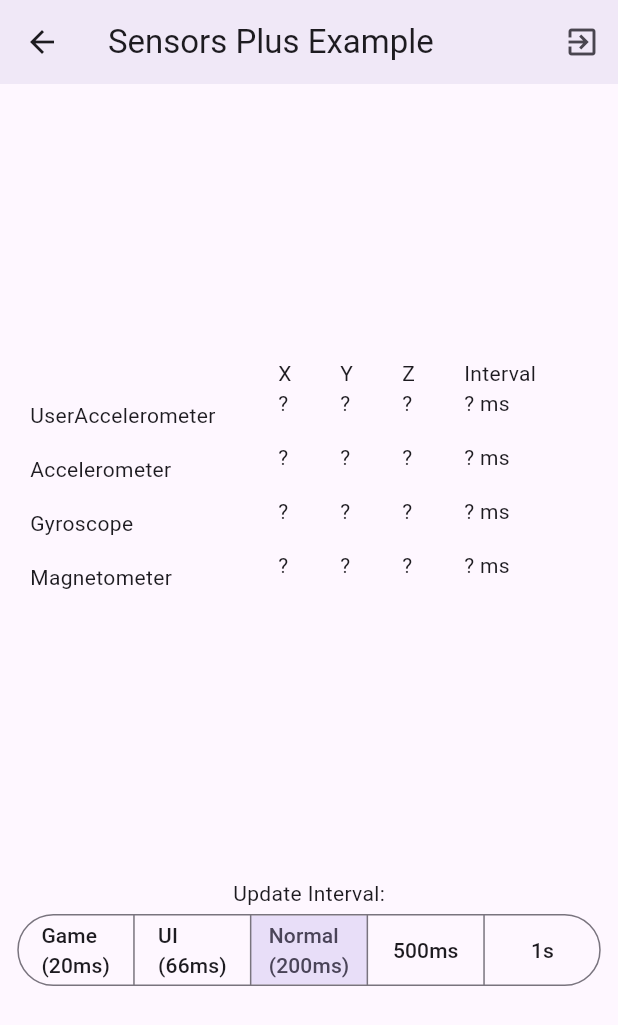
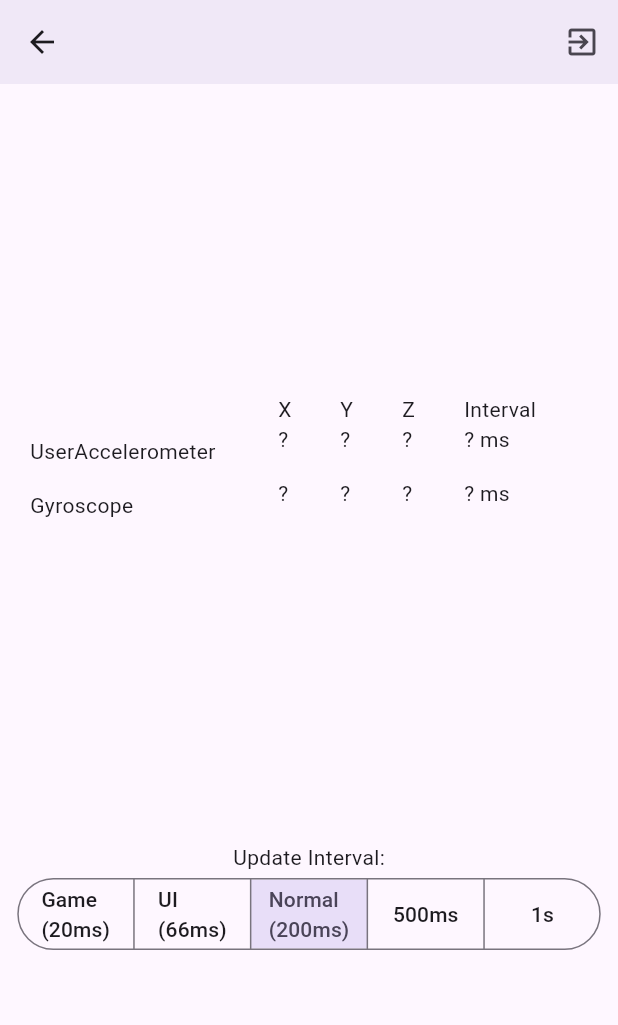
Before and after one commit to SungyeopJeong/omg_mobile, a Flutter app: the JoinView screen opened directly, on a phone screen of 412 x 824 dp. Shown: the top 1025 px of the screen. Run offline on Flutter 3.47's test engine with Material 3 defaults, Android fonts, the light colour scheme and no system bars; our stand-ins replace flutter_dotenv, sensors_plus, socket_io_client; accounts and stored records are empty; network calls fail.

Commit message:
feat: modify join view UI slightly

```diff
--- a/lib/views/join_view.dart
+++ b/lib/views/join_view.dart
@@ -16,19 +16,13 @@ class _JoinViewState extends State<JoinView> {
   static const Duration _ignoreDuration = Duration(milliseconds: 20);
 
   UserAccelerometerEvent? _userAccelerometerEvent;
-  AccelerometerEvent? _accelerometerEvent;
   GyroscopeEvent? _gyroscopeEvent;
-  MagnetometerEvent? _magnetometerEvent;
 
   DateTime? _userAccelerometerUpdateTime;
-  DateTime? _accelerometerUpdateTime;
   DateTime? _gyroscopeUpdateTime;
-  DateTime? _magnetometerUpdateTime;
 
   int? _userAccelerometerLastInterval;
-  int? _accelerometerLastInterval;
   int? _gyroscopeLastInterval;
-  int? _magnetometerLastInterval;
   final _streamSubscriptions = <StreamSubscription<dynamic>>[];
 
   Duration sensorInterval = SensorInterval.normalInterval;
@@ -37,7 +31,7 @@ class _JoinViewState extends State<JoinView> {
   Widget build(BuildContext context) {
     return Scaffold(
       appBar: AppBar(
-        title: const Text('Sensors Plus Example'),
+        title: Text(context.read<GameModel>().user?.name ?? ''),
         elevation: 4,
         actions: [
           IconButton(
@@ -87,36 +81,12 @@ class _JoinViewState extends State<JoinView> {
                   children: [
                     const Padding(
                       padding: EdgeInsets.symmetric(vertical: 8.0),
-                      child: Text('Accelerometer'),
-                    ),
-                    Text(_accelerometerEvent?.x.toStringAsFixed(1) ?? '?'),
-                    Text(_accelerometerEvent?.y.toStringAsFixed(1) ?? '?'),
-                    Text(_accelerometerEvent?.z.toStringAsFixed(1) ?? '?'),
-                    Text('${_accelerometerLastInterval?.toString() ?? '?'} ms'),
-                  ],
-                ),
-                TableRow(
-                  children: [
-                    const Padding(
-                      padding: EdgeInsets.symmetric(vertical: 8.0),
                       child: Text('Gyroscope'),
                     ),
                     Text(_gyroscopeEvent?.x.toStringAsFixed(1) ?? '?'),
                     Text(_gyroscopeEvent?.y.toStringAsFixed(1) ?? '?'),
                     Text(_gyroscopeEvent?.z.toStringAsFixed(1) ?? '?'),
                     Text('${_gyroscopeLastInterval?.toString() ?? '?'} ms'),
-                  ],
-                ),
-                TableRow(
-                  children: [
-                    const Padding(
-                      padding: EdgeInsets.symmetric(vertical: 8.0),
-                      child: Text('Magnetometer'),
-                    ),
-                    Text(_magnetometerEvent?.x.toStringAsFixed(1) ?? '?'),
-                    Text(_magnetometerEvent?.y.toStringAsFixed(1) ?? '?'),
-                    Text(_magnetometerEvent?.z.toStringAsFixed(1) ?? '?'),
-                    Text('${_magnetometerLastInterval?.toString() ?? '?'} ms'),
                   ],
                 ),
               ],
@@ -221,35 +191,6 @@ class _JoinViewState extends State<JoinView> {
       ),
     );
     _streamSubscriptions.add(
-      accelerometerEventStream(samplingPeriod: sensorInterval).listen(
-        (AccelerometerEvent event) {
-          final now = DateTime.now();
-          setState(() {
-            _accelerometerEvent = event;
-            if (_accelerometerUpdateTime != null) {
-              final interval = now.difference(_accelerometerUpdateTime!);
-              if (interval > _ignoreDuration) {
-                _accelerometerLastInterval = interval.inMilliseconds;
-              }
-            }
-          });
-          _accelerometerUpdateTime = now;
-        },
-        onError: (e) {
-          showDialog(
-              context: context,
-              builder: (context) {
-                return const AlertDialog(
-                  title: Text("Sensor Not Found"),
-                  content: Text(
-                      "It seems that your device doesn't support Accelerometer Sensor"),
-                );
-              });
-        },
-        cancelOnError: true,
-      ),
-    );
-    _streamSubscriptions.add(
       gyroscopeEventStream(samplingPeriod: sensorInterval).listen(
         (GyroscopeEvent event) {
           final now = DateTime.now();
@@ -285,34 +226,5 @@ class _JoinViewState extends State<JoinView> {
         cancelOnError: true,
       ),
     );
-    _streamSubscriptions.add(
-      magnetometerEventStream(samplingPeriod: sensorInterval).listen(
-        (MagnetometerEvent event) {
-          final now = DateTime.now();
-          setState(() {
-            _magnetometerEvent = event;
-            if (_magnetometerUpdateTime != null) {
-              final interval = now.difference(_magnetometerUpdateTime!);
-              if (interval > _ignoreDuration) {
-                _magnetometerLastInterval = interval.inMilliseconds;
-              }
-            }
-          });
-          _magnetometerUpdateTime = now;
-        },
-        onError: (e) {
-          showDialog(
-              context: context,
-              builder: (context) {
-                return const AlertDialog(
-                  title: Text("Sensor Not Found"),
-                  content: Text(
-                      "It seems that your device doesn't support Magnetometer Sensor"),
-                );
-              });
-        },
-        cancelOnError: true,
-      ),
-    );
   }
 }
```
